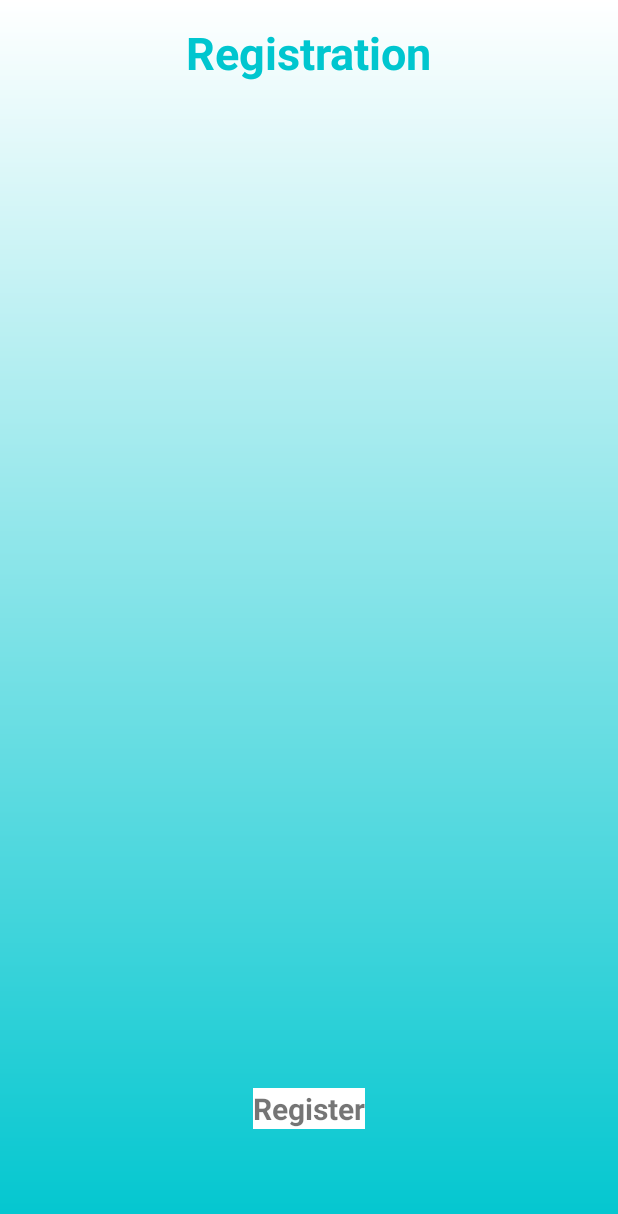
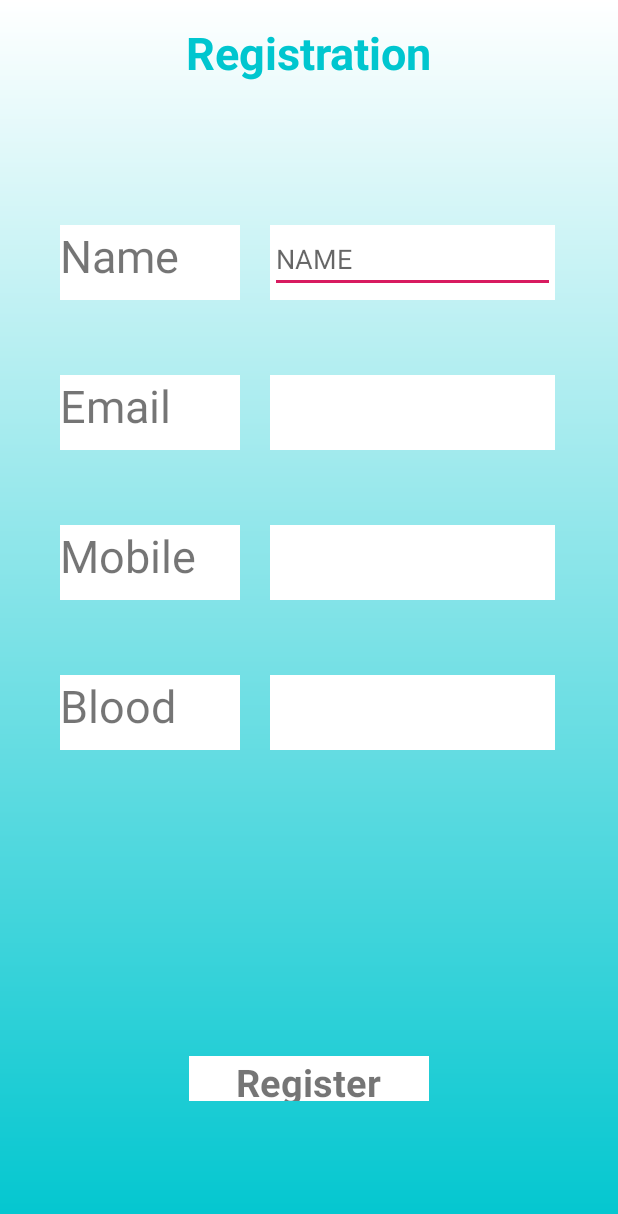
Before and after one commit to annmaryjg/wellness, an Android app: the layout activity_registration_page.xml on its own in the app's theme, with its tools: preview values and no code run, on a phone screen of 412 x 824 dp. Shown: the top 1214 px of the screen. Run offline under Robolectric (Android 15) with nearby library versions, the phone set to English and light mode, and no system bars.

Commit message:
2nd commit

```diff
--- a/app/src/main/java/com/example/myapplication1/Splash_page.java
+++ b/app/src/main/java/com/example/myapplication1/Splash_page.java
@@ -20,11 +20,9 @@ public class Splash_page extends AppCompatActivity {
         getWindow().setFlags(WindowManager.LayoutParams.FLAG_FULLSCREEN,
                 WindowManager.LayoutParams.FLAG_FULLSCREEN);
 
-
         new Handler().postDelayed(new Runnable(){
             @Override
             public void run() {
-
                 Intent mainIntent = new Intent(Splash_page.this,login.class);
                 Splash_page.this.startActivity(mainIntent);
                 Splash_page.this.finish();
--- a/app/src/main/res/layout/activity_main.xml
+++ b/app/src/main/res/layout/activity_main.xml
@@ -27,7 +27,8 @@
         android:id="@+id/homewindowbottom"
         android:layout_width="match_parent"
         android:layout_height="50dp"
-        android:layout_alignParentBottom="true">
+        android:layout_alignParentBottom="true"
+        android:background="#ffff">
 
         <ImageView
             android:layout_width="35dp"
@@ -41,6 +42,7 @@
             android:layout_height="40dp"
             android:layout_alignParentRight="true"
             android:layout_marginRight="20dp"
+
             android:src="@drawable/image8profile"
             />
 
@@ -49,6 +51,7 @@
             android:layout_height="40dp"
             android:layout_centerHorizontal="true"
             android:layout_marginRight="20dp"
+            android:src="@drawable/image8home"
             />
 
 
@@ -56,20 +59,21 @@
 
     <RelativeLayout
         android:id="@+id/intitalcontents"
-        android:layout_below="@id/homewindowtop"
-        android:layout_above="@id/homewindowbottom"
         android:layout_width="match_parent"
         android:layout_height="match_parent"
-        android:layout_marginTop="10dp"
-        android:layout_marginBottom="10dp">
+        android:layout_above="@id/homewindowbottom"
+        android:layout_below="@id/homewindowtop"
+        android:layout_marginTop="16dp"
+        android:layout_marginBottom="4dp">
 
         <RelativeLayout
             android:id="@+id/homecontent1"
             android:layout_width="120dp"
             android:layout_height="140dp"
+            android:layout_alignParentLeft="true"
+            android:layout_marginLeft="50dp"
             android:layout_marginTop="30dp"
-            android:layout_alignParentLeft="true"
-            android:layout_marginLeft="30dp">
+            android:background="#ffff">
 
             <ImageView
                 android:id="@+id/homecontent1image"
@@ -77,7 +81,7 @@
                 android:layout_height="80dp"
                 android:layout_centerHorizontal="true"
                 android:layout_marginTop="20dp"
-                android:src="@drawable/image1life"/>
+                android:src="@drawable/image1life" />
 
             <TextView
                 android:id="@+id/homecontent1text"
@@ -88,7 +92,7 @@
                 android:layout_marginTop="10dp"
                 android:text="Life Line"
                 android:textColor="#000000"
-                android:textStyle="bold"/>
+                android:textStyle="bold" />
 
         </RelativeLayout>
 
@@ -96,16 +100,18 @@
             android:id="@+id/homecontent2"
             android:layout_width="120dp"
             android:layout_height="140dp"
+            android:layout_alignParentRight="true"
             android:layout_marginTop="30dp"
-            android:layout_alignParentRight="true"
-            android:layout_marginRight="30dp">
+            android:layout_marginRight="50dp"
+            android:background="#ffff">
+
             <ImageView
                 android:id="@+id/homecontent2image"
                 android:layout_width="80dp"
                 android:layout_height="80dp"
                 android:layout_centerHorizontal="true"
                 android:layout_marginTop="20dp"
-                android:src="@drawable/image2pharamacy"/>
+                android:src="@drawable/image2pharamacy" />
 
             <TextView
                 android:id="@+id/homecontent2text"
@@ -116,26 +122,28 @@
                 android:layout_marginTop="10dp"
                 android:text="Pharmacy"
                 android:textColor="#000000"
-                android:textStyle="bold"/>
+                android:textStyle="bold" />
 
 
         </RelativeLayout>
 
         <RelativeLayout
             android:id="@+id/homecontent3"
-            android:layout_below="@id/homecontent1"
             android:layout_width="120dp"
             android:layout_height="140dp"
+            android:layout_below="@id/homecontent1"
+            android:layout_alignParentLeft="true"
+            android:layout_marginLeft="50dp"
             android:layout_marginTop="30dp"
-            android:layout_alignParentLeft="true"
-            android:layout_marginLeft="30dp">
+            android:background="#ffff">
+
             <ImageView
                 android:id="@+id/homecontent3image"
                 android:layout_width="80dp"
                 android:layout_height="80dp"
                 android:layout_centerHorizontal="true"
                 android:layout_marginTop="20dp"
-                android:src="@drawable/image3doc"/>
+                android:src="@drawable/image3doc" />
 
             <TextView
                 android:id="@+id/homecontent3text"
@@ -146,9 +154,9 @@
                 android:layout_marginTop="10dp"
                 android:text="Doctors and hospital services"
                 android:textAlignment="center"
+                android:textColor="#000000"
                 android:textSize="13dp"
-                android:textColor="#000000"
-                android:textStyle="bold"/>
+                android:textStyle="bold" />
 
 
         </RelativeLayout>
@@ -158,16 +166,18 @@
             android:layout_width="120dp"
             android:layout_height="140dp"
             android:layout_below="@id/homecontent2"
+            android:layout_alignParentRight="true"
             android:layout_marginTop="30dp"
-            android:layout_alignParentRight="true"
-            android:layout_marginRight="30dp">
+            android:layout_marginRight="50dp"
+            android:background="#ffff">
+
             <ImageView
                 android:id="@+id/homecontent4image"
                 android:layout_width="80dp"
                 android:layout_height="80dp"
                 android:layout_centerHorizontal="true"
                 android:layout_marginTop="20dp"
-                android:src="@drawable/image4record"/>
+                android:src="@drawable/image4record" />
 
             <TextView
                 android:id="@+id/homecontent4text"
@@ -178,26 +188,28 @@
                 android:layout_marginTop="10dp"
                 android:text="Records"
                 android:textColor="#000000"
-                android:textStyle="bold"/>
+                android:textStyle="bold" />
 
 
         </RelativeLayout>
 
         <RelativeLayout
             android:id="@+id/homecontent5"
-            android:layout_below="@id/homecontent3"
             android:layout_width="120dp"
             android:layout_height="140dp"
+            android:layout_below="@id/homecontent3"
+            android:layout_alignParentLeft="true"
+            android:layout_marginLeft="50dp"
             android:layout_marginTop="30dp"
-            android:layout_alignParentLeft="true"
-            android:layout_marginLeft="30dp">
+            android:background="#ffff">
+
             <ImageView
                 android:id="@+id/homecontent5image"
                 android:layout_width="80dp"
                 android:layout_height="80dp"
                 android:layout_centerHorizontal="true"
                 android:layout_marginTop="20dp"
-                android:src="@drawable/image5fitness"/>
+                android:src="@drawable/image5fitness" />
 
             <TextView
                 android:id="@+id/homecontent5text"
@@ -208,26 +220,28 @@
                 android:layout_marginTop="10dp"
                 android:text="Fitness and Diet"
                 android:textColor="#000000"
-                android:textStyle="bold"/>
+                android:textStyle="bold" />
 
 
         </RelativeLayout>
 
         <RelativeLayout
             android:id="@+id/homecontent6"
-            android:layout_below="@id/homecontent4"
             android:layout_width="120dp"
             android:layout_height="140dp"
+            android:layout_below="@id/homecontent4"
+            android:layout_alignParentRight="true"
             android:layout_marginTop="30dp"
-            android:layout_alignParentRight="true"
-            android:layout_marginRight="30dp">
+            android:layout_marginRight="50dp"
+            android:background="#ffff">
+
             <ImageView
                 android:id="@+id/homecontent6image"
                 android:layout_width="80dp"
                 android:layout_height="80dp"
                 android:layout_centerHorizontal="true"
                 android:layout_marginTop="20dp"
-                android:src="@drawable/image6bell"/>
+                android:src="@drawable/image6bell" />
 
             <TextView
                 android:id="@+id/homecontent6text"
@@ -238,7 +252,7 @@
                 android:layout_marginTop="10dp"
                 android:text="Remainder"
                 android:textColor="#000000"
-                android:textStyle="bold"/>
+                android:textStyle="bold" />
 
 
         </RelativeLayout>
--- a/app/src/main/res/layout/activity_registration_page.xml
+++ b/app/src/main/res/layout/activity_registration_page.xml
@@ -23,16 +23,161 @@
     </RelativeLayout>
 
     <RelativeLayout
+        android:layout_below="@+id/regwindowtop"
         android:id="@+id/maincontents"
         android:layout_width="match_parent"
         android:layout_height="match_parent">
 
+            <RelativeLayout
+                android:id="@+id/firsttab"
+                android:layout_width="120dp"
+                android:layout_height="50dp"
+                android:layout_marginTop="80dp"
+                android:layout_marginLeft="40dp"
+                android:background="#ffff">
+
+                <TextView
+                    android:layout_alignParentLeft="true"
+                    android:layout_width="wrap_content"
+                    android:layout_height="wrap_content"
+                    android:text="Name"
+                    android:layout_centerHorizontal="true"
+                    android:textSize="30dp"/>
+
+
+            </RelativeLayout>
         <RelativeLayout
-            android:layout_width="140dp"
+            android:id="@+id/rsectab"
+            android:layout_toRightOf="@+id/firsttab"
+            android:layout_width="190dp"
+            android:layout_height="50dp"
+            android:layout_marginTop="80dp"
+            android:layout_marginLeft="20dp"
+            android:background="#ffff">
+
+            <EditText
+                android:layout_width="match_parent"
+                android:layout_height="wrap_content"
+                android:hint="NAME"/>
+
+        </RelativeLayout>
+        <RelativeLayout
+            android:id="@+id/thirdtab"
+            android:layout_below="@+id/firsttab"
+            android:layout_width="120dp"
+            android:layout_height="50dp"
+            android:layout_marginTop="50dp"
+            android:layout_marginLeft="40dp"
+            android:background="#ffff">
+            <TextView
+                android:layout_alignParentLeft="true"
+                android:layout_width="wrap_content"
+                android:layout_height="wrap_content"
+                android:text="Email"
+                android:layout_centerHorizontal="true"
+                android:textSize="30dp">
+
+            </TextView>
+
+        </RelativeLayout>
+        <RelativeLayout
+            android:id="@+id/rfourtab"
+            android:layout_toRightOf="@+id/thirdtab"
+            android:layout_below="@+id/rsectab"
+            android:layout_width="190dp"
+            android:layout_height="50dp"
+            android:layout_marginTop="50dp"
+            android:layout_marginLeft="20dp"
+            android:background="#ffff">
+
+            <TextView
+                android:layout_width="wrap_content"
+                android:layout_height="wrap_content"
+                >
+
+            </TextView>
+        </RelativeLayout>
+        <RelativeLayout
+            android:id="@+id/fifthtab"
+            android:layout_below="@+id/thirdtab"
+            android:layout_width="120dp"
+            android:layout_height="50dp"
+            android:layout_marginTop="50dp"
+            android:layout_marginLeft="40dp"
+            android:background="#ffff">
+            <TextView
+                android:layout_alignParentLeft="true"
+                android:layout_width="wrap_content"
+                android:layout_height="wrap_content"
+                android:text="Mobile"
+                android:layout_centerHorizontal="true"
+                android:textSize="30dp">
+
+            </TextView>
+
+        </RelativeLayout>
+        <RelativeLayout
+            android:id="@+id/rsixtab"
+            android:layout_toRightOf="@+id/fifthtab"
+            android:layout_below="@+id/rfourtab"
+            android:layout_width="190dp"
+            android:layout_height="50dp"
+            android:layout_marginTop="50dp"
+            android:layout_marginLeft="20dp"
+            android:background="#ffff">
+
+            <TextView
+                android:layout_width="wrap_content"
+                android:layout_height="wrap_content"
+                >
+            </TextView>
+        </RelativeLayout>
+        <RelativeLayout
+            android:id="@+id/seventab"
+            android:layout_below="@+id/fifthtab"
+            android:layout_width="120dp"
+            android:layout_height="50dp"
+            android:layout_marginTop="50dp"
+            android:layout_marginLeft="40dp"
+            android:background="#ffff">
+            <TextView
+                android:layout_alignParentLeft="true"
+                android:layout_width="wrap_content"
+                android:layout_height="wrap_content"
+                android:text="Blood"
+                android:layout_centerHorizontal="true"
+                android:textSize="30dp">
+
+            </TextView>
+
+        </RelativeLayout>
+        <RelativeLayout
+            android:id="@+id/reighttab"
+            android:layout_toRightOf="@+id/seventab"
+            android:layout_below="@+id/rsixtab"
+            android:layout_width="190dp"
+            android:layout_height="50dp"
+            android:layout_marginTop="50dp"
+            android:layout_marginLeft="20dp"
+            android:background="#ffff">
+
+            <TextView
+                android:layout_width="wrap_content"
+                android:layout_height="wrap_content"
+                >
+
+            </TextView>
+        </RelativeLayout>
+
+
+
+       <RelativeLayout
+            android:layout_width="160dp"
             android:layout_height="30dp"
             android:layout_alignParentBottom="true"
             android:layout_centerInParent="true"
-            android:layout_marginBottom="70dp"
+            android:layout_marginBottom="90dp"
+           android:background="#FFFF"
             >
             <TextView
                 android:layout_width="wrap_content"
@@ -41,8 +186,8 @@
                 android:textStyle="bold"
                 android:layout_centerHorizontal="true"
                 android:layout_centerVertical="true"
-                android:textSize="20dp"
-                android:background="#FFFF">
+                android:textSize="25dp"
+                >
 
             </TextView>
 
--- a/app/src/main/res/layout/splash_page.xml
+++ b/app/src/main/res/layout/splash_page.xml
@@ -6,8 +6,7 @@
     android:layout_width="match_parent"
     android:layout_height="match_parent"
     android:background="@drawable/activity_gradient_background"
-        tools:context=".Splash_page"
-    >
+    tools:context=".Splash_page">
     <RelativeLayout
         android:layout_width="200dp"
         android:layout_height="200dp"
@@ -21,8 +20,6 @@
 
 
 
-
-
     </RelativeLayout>
 
 </RelativeLayout>
--- a/app/src/main/res/values/styles.xml
+++ b/app/src/main/res/values/styles.xml
@@ -1,7 +1,7 @@
 <resources>
 
     <!-- Base application theme. -->
-    <style name="AppTheme" parent="Theme.AppCompat.Light.DarkActionBar">
+    <style name="AppTheme" parent="Theme.AppCompat.Light.NoActionBar">
         <!-- Customize your theme here. -->
         <item name="colorPrimary">@color/colorPrimary</item>
         <item name="colorPrimaryDark">@color/colorPrimaryDark</item>
```
Also changed, not shown: app/src/main/res/drawable/image8home.png (added).
